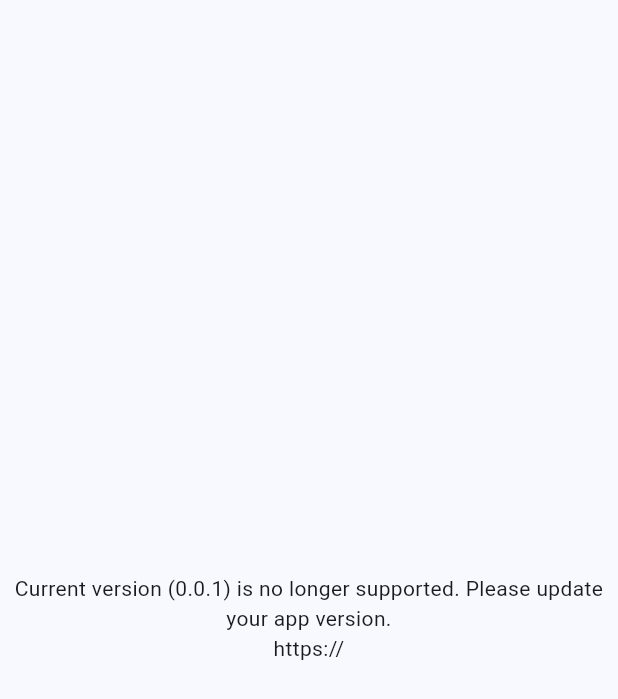
After one commit to wlist-org/wlist_ui, a Flutter app: the VersionUnavailablePage screen opened by its route, on a phone screen of 412 x 824 dp. The commit adds this screen. Shown: the top 699 px of the screen. Run offline on Flutter 3.47's test engine with Material 3 defaults, Android fonts, the phone set to English and light mode, and no system bars; missing offline and left inert: window_manager; generated files the repository leaves out were written again.

Commit message:
feat(pages): 实现启动页和版本检查

```diff
--- a/lib/l10n/intl_en.arb
+++ b/lib/l10n/intl_en.arb
@@ -2,6 +2,13 @@
   "@@locale": "en",
 
   "title": "Wlist",
+
+
+  "boot": "Initializing...",
+  "boot_check_version": "Loading...",
+
+
+  "version_unavailable": "Current version ({version}) is no longer supported. Please update your app version.\n{url}",
 
 
   "login": "Login",
--- a/lib/l10n/intl_zh.arb
+++ b/lib/l10n/intl_zh.arb
@@ -2,6 +2,13 @@
   "@@locale": "zh",
 
   "title": "Wlist",
+
+
+  "boot": "初始化程序……",
+  "boot_check_version": " 正在加载……",
+
+
+  "version_unavailable": "当前版本（{version}）已不再受支持，请升级到最新版本\n{url}",
 
 
   "login": "登录",
--- a/lib/main.dart
+++ b/lib/main.dart
@@ -4,18 +4,20 @@ import 'package:flutter/foundation.dart';
 import 'package:flutter/material.dart';
 import 'package:flutter_localizations/flutter_localizations.dart';
 import 'package:window_manager/window_manager.dart';
+import 'package:wlist_ui/pages/boot.dart';
 import 'package:wlist_ui/pages/login.dart';
+import 'package:wlist_ui/pages/version_unavailable.dart';
 
 import 'generated/l10n.dart';
-import 'generated/rust/frb_generated.dart';
 
 bool isDesktop = !kIsWeb && (Platform.isWindows || Platform.isLinux || Platform.isMacOS);
 
+const String currentVersion = "0.0.1";
+const String updateUrl = "https://"; // TODO: update url
+
 void main() async {
-  await RustLib.init();
   runApp(const WlistApp());
   if (isDesktop) {
-    WidgetsFlutterBinding.ensureInitialized();
     await windowManager.ensureInitialized();
     await windowManager.waitUntilReadyToShow(WindowOptions(
       center: true,
@@ -42,8 +44,9 @@ class WlistApp extends StatelessWidget {
         GlobalCupertinoLocalizations.delegate,
       ],
       supportedLocales: S.delegate.supportedLocales,
-      initialRoute: "/login",
       routes: {
+        "/": (context) => const BootPage()..initWindow(),
+        "/version_unavailable": (context) => const VersionUnavailablePage()..initWindow(),
         "/login": (context) => const LoginPage()..initWindow(),
       },
     );
--- /dev/null
+++ b/lib/pages/version_unavailable.dart
@@ -0,0 +1,26 @@
+
+import 'package:flutter/material.dart';
+import 'package:window_manager/window_manager.dart';
+import 'package:wlist_ui/main.dart';
+
+import '../generated/l10n.dart';
+
+class VersionUnavailablePage extends StatelessWidget {
+  const VersionUnavailablePage({super.key});
+
+  void initWindow() {
+    windowManager.setMinimumSize(const Size(400, 200));
+  }
+
+  @override
+  Widget build(BuildContext context) {
+    return Scaffold(
+      body: Center(
+        child: Text(
+          S.of(context).version_unavailable(currentVersion, updateUrl),
+          textAlign: TextAlign.center,
+        ),
+      ),
+    );
+  }
+}
```
Also changed, not shown: lib/pages/boot.dart (added, +65 -0 lines), lib/widgets/loading_text.dart (added, +30 -0 lines).
